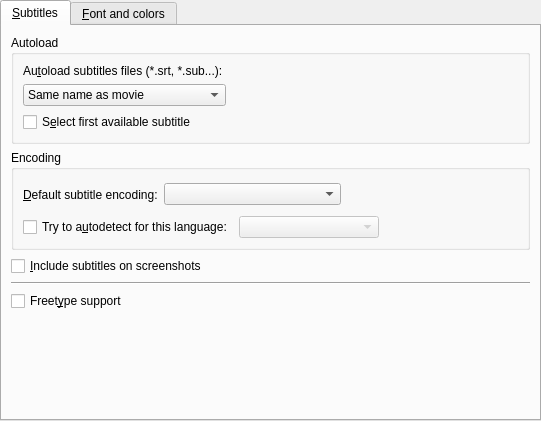
Above: src/prefsubtitles.ui from wilbert2000/wzplayer before the change. Below: the same form after it.
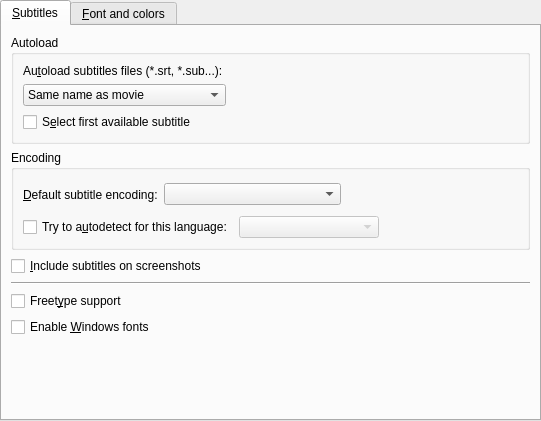
That is the form after the change. Custom widgets are drawn as their Qt base class.

Commit message: (Windows) Add an option in preferences -> subtitles to enable or disable the use of the windows font dir

Patch:
```diff
--- a/src/prefsubtitles.ui
+++ b/src/prefsubtitles.ui
@@ -228,6 +228,13 @@
          </property>
         </widget>
        </item>
+       <item>
+        <widget class="QCheckBox" name="windowsfontdir_check">
+         <property name="text">
+          <string>Enable &amp;Windows fonts</string>
+         </property>
+        </widget>
+       </item>
        <item>
         <spacer>
          <property name="orientation">
```
Left out of the diff: 1 changed line with no effect on the pictures. The commit also changes 1 other file.
